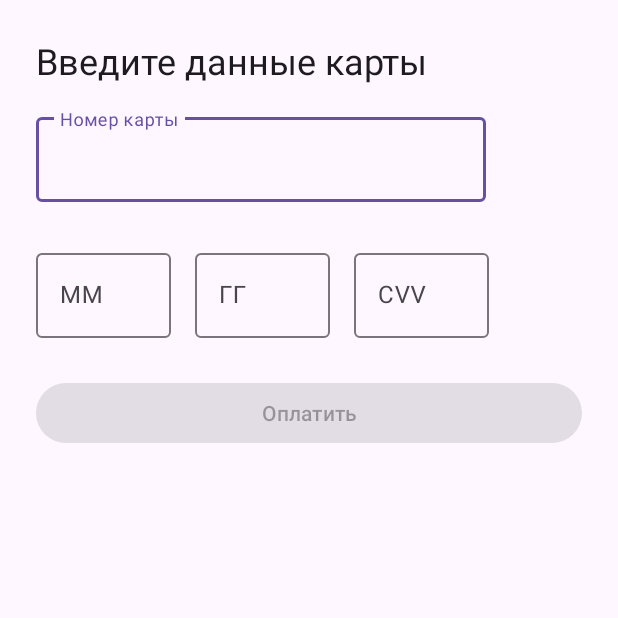
After one commit to Orazjan/Library, an Android app: the PaymentsActivity screen opened directly, with no data from a screen before it, on a phone screen of 412 x 824 dp, the top half of it. The commit adds this screen. Run offline under Robolectric (Android 15) with nearby library versions, the phone set to English and light mode, and no system bars; our stand-ins replace Firebase (no records; nobody signed in at launch, a user with empty details on screens opened directly).

Commit message:
added payment activity

```diff
--- a/app/src/main/java/com/example/library/UI/Activities/CartActivity.java
+++ b/app/src/main/java/com/example/library/UI/Activities/CartActivity.java
@@ -1,5 +1,6 @@
 package com.example.library.UI.Activities;
 
+import android.content.Intent;
 import android.os.Bundle;
 import android.widget.Button;
 import android.widget.TextView;
@@ -46,7 +47,7 @@ public class CartActivity extends AppCompatActivity {
             if (cartItems.isEmpty()) {
                 Toast.makeText(this, "Корзина пуста", Toast.LENGTH_SHORT).show();
             } else {
-                Toast.makeText(this, "Оформление покупки", Toast.LENGTH_SHORT).show();
+                startActivity(new Intent(CartActivity.this, PaymentsActivity.class));
             }
         });
     }
--- a/app/src/main/java/com/example/library/UI/Activities/DetailedActivity.java
+++ b/app/src/main/java/com/example/library/UI/Activities/DetailedActivity.java
@@ -105,7 +105,7 @@ public class DetailedActivity extends AppCompatActivity {
             }
         });
         buy_now.setOnClickListener(v -> {
-            Toast.makeText(this, "Здесь должно открываться покупка", Toast.LENGTH_SHORT).show();
+            startActivity(new Intent(DetailedActivity.this, PaymentsActivity.class));
         });
     }
 
--- a/app/src/main/java/com/example/library/UI/Activities/HomeActivity.java
+++ b/app/src/main/java/com/example/library/UI/Activities/HomeActivity.java
@@ -43,7 +43,7 @@ public class HomeActivity extends AppCompatActivity {
     private FloatingActionButton fab;
     private ImageView logoutBtn, settingBtn;
     private boolean doubleBackToExitPressedOnce = false;
-    private static final int DOUBLE_BACK_PRESS_INTERVAL = 2000; // Миллисекунды между нажатиями
+    private static final int DOUBLE_BACK_PRESS_INTERVAL = 2000;
     private ProgressDialog loadingBar;
     private FirebaseAuth auth;
     private DatabaseReference databaseReference;
--- /dev/null
+++ b/app/src/main/res/layout/activity_payments.xml
@@ -0,0 +1,117 @@
+<?xml version="1.0" encoding="utf-8"?>
+<LinearLayout xmlns:android="http://schemas.android.com/apk/res/android"
+    xmlns:app="http://schemas.android.com/apk/res-auto"
+    xmlns:tools="http://schemas.android.com/tools"
+    android:layout_width="match_parent"
+    android:layout_height="match_parent"
+    android:orientation="vertical"
+    android:padding="24dp"
+    tools:context=".UI.Activities.PaymentsActivity">
+
+    <TextView
+        android:layout_width="wrap_content"
+        android:layout_height="wrap_content"
+        android:layout_marginBottom="16dp"
+        android:text="Введите данные карты"
+        android:textAppearance="@style/TextAppearance.AppCompat.Headline" />
+
+    <LinearLayout
+        android:layout_width="match_parent"
+        android:layout_height="wrap_content"
+        android:orientation="horizontal">
+
+        <com.google.android.material.textfield.TextInputLayout
+            android:id="@+id/cardNumberInputLayout"
+            android:layout_width="wrap_content"
+            android:layout_height="wrap_content"
+            android:hint="Номер карты"
+            app:errorEnabled="true">
+
+
+            <com.google.android.material.textfield.TextInputEditText
+                android:id="@+id/cardNumberEditText"
+                android:layout_width="300sp"
+                android:layout_height="wrap_content"
+                android:inputType="number"
+                android:maxLength="16" />
+
+        </com.google.android.material.textfield.TextInputLayout>
+
+        <ImageView
+            android:id="@+id/cardTypeImageView"
+            android:layout_width="50sp"
+            android:layout_height="50sp"
+            android:layout_gravity="center|end"
+            android:visibility="visible"
+            tools:srcCompat="@drawable/ic_mastercard" />
+    </LinearLayout>
+
+    <LinearLayout
+        android:layout_width="match_parent"
+        android:layout_height="wrap_content"
+        android:orientation="horizontal">
+
+        <com.google.android.material.textfield.TextInputLayout
+            android:id="@+id/expiryMonthInputLayout"
+            android:layout_width="90sp"
+            android:layout_height="wrap_content"
+            android:layout_marginTop="8dp"
+            android:layout_marginEnd="8dp"
+            android:hint="ММ"
+
+            app:errorEnabled="true">
+
+            <com.google.android.material.textfield.TextInputEditText
+                android:id="@+id/expiryMonthEditText"
+                android:layout_width="match_parent"
+                android:layout_height="wrap_content"
+                android:inputType="number" />
+
+        </com.google.android.material.textfield.TextInputLayout>
+
+        <com.google.android.material.textfield.TextInputLayout
+            android:id="@+id/expiryYearInputLayout"
+            android:layout_width="90dp"
+            android:layout_height="wrap_content"
+            android:layout_marginStart="8dp"
+            android:layout_marginTop="8dp"
+            android:layout_marginEnd="8dp"
+            android:hint="ГГ"
+            app:errorEnabled="true">
+
+            <com.google.android.material.textfield.TextInputEditText
+                android:id="@+id/expiryYearEditText"
+                android:layout_width="match_parent"
+                android:layout_height="wrap_content"
+                android:inputType="number" />
+
+        </com.google.android.material.textfield.TextInputLayout>
+
+        <com.google.android.material.textfield.TextInputLayout
+            android:id="@+id/cvvInputLayout"
+            android:layout_width="90dp"
+            android:layout_height="wrap_content"
+            android:layout_marginStart="8sp"
+            android:layout_marginTop="8dp"
+            android:hint="CVV"
+            android:textAlignment="center"
+            app:errorEnabled="true">
+
+            <com.google.android.material.textfield.TextInputEditText
+                android:id="@+id/cvvEditText"
+                android:layout_width="match_parent"
+                android:layout_height="wrap_content"
+                android:inputType="numberPassword"
+                android:maxLength="4" />
+        </com.google.android.material.textfield.TextInputLayout>
+    </LinearLayout>
+
+
+    <Button
+        android:id="@+id/payButton"
+        android:layout_width="match_parent"
+        android:layout_height="wrap_content"
+        android:layout_marginTop="5sp"
+        android:text="Оплатить" />
+
+</LinearLayout>
```
Also changed, not shown: app/src/main/AndroidManifest.xml (+8 -5 lines), app/src/main/java/com/example/library/UI/Activities/PaymentsActivity.java (added, +285 -0 lines), app/src/main/res/drawable/ic_mastercard.png (added), app/src/main/res/drawable/ic_visa.png (added).
